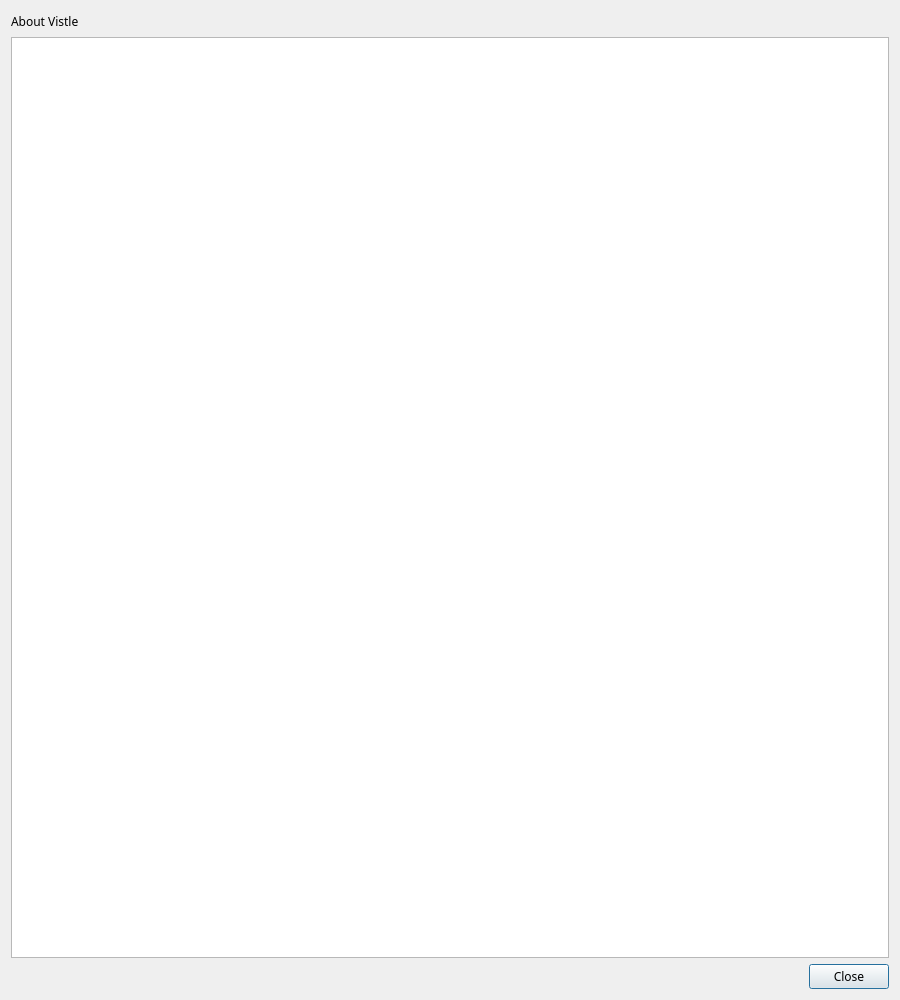
Old version of the form app/gui/about.ui in the repository vistle/vistle.
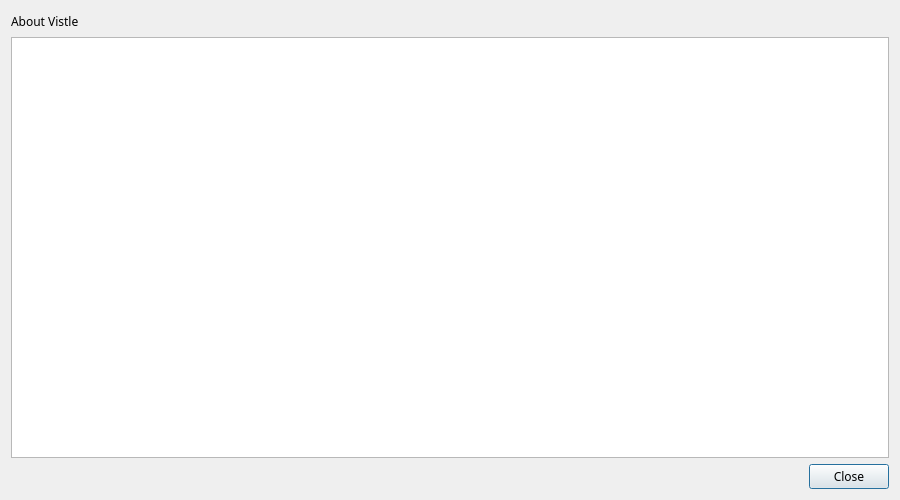
New version of the form.

Commit message:
show kind of hub with an icon in module browser
also:
- provide proper attribution for icons
- show os/architecture in hub tooltip

```diff
--- a/app/gui/about.ui
+++ b/app/gui/about.ui
@@ -7,7 +7,7 @@
     <x>0</x>
     <y>0</y>
     <width>900</width>
-    <height>1000</height>
+    <height>500</height>
    </rect>
   </property>
   <property name="sizePolicy">
@@ -60,7 +60,7 @@
      <item>
       <layout class="QVBoxLayout" name="verticalLayout">
        <item>
-        <widget class="QTextEdit" name="textEdit">
+        <widget class="QTextBrowser" name="textEdit">
          <property name="sizePolicy">
           <sizepolicy hsizetype="Preferred" vsizetype="Expanding">
            <horstretch>0</horstretch>
```
Left out of the diff: 3 changed lines with no effect on the pictures. The commit also changes 29 other files.
